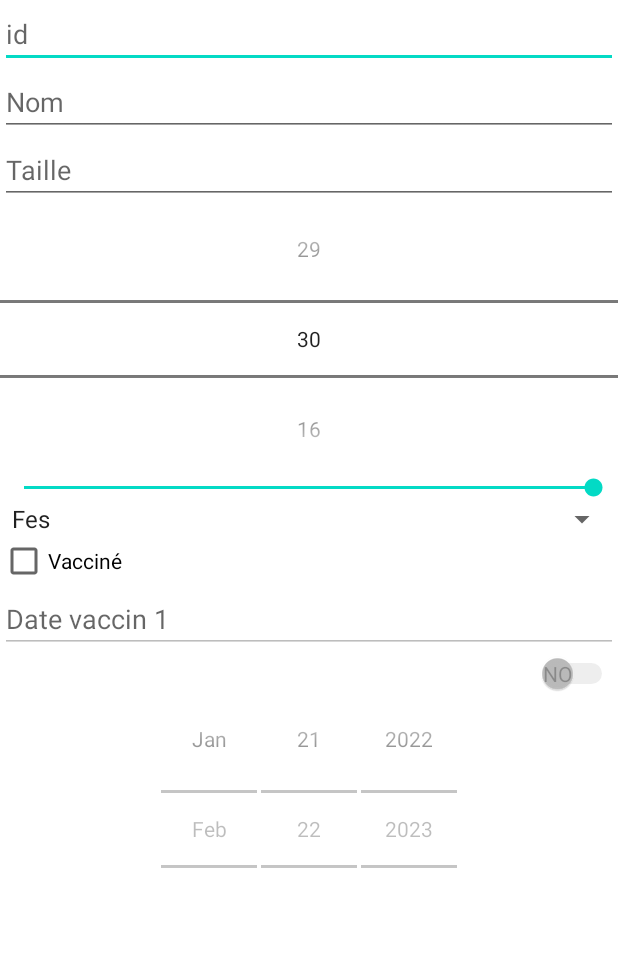
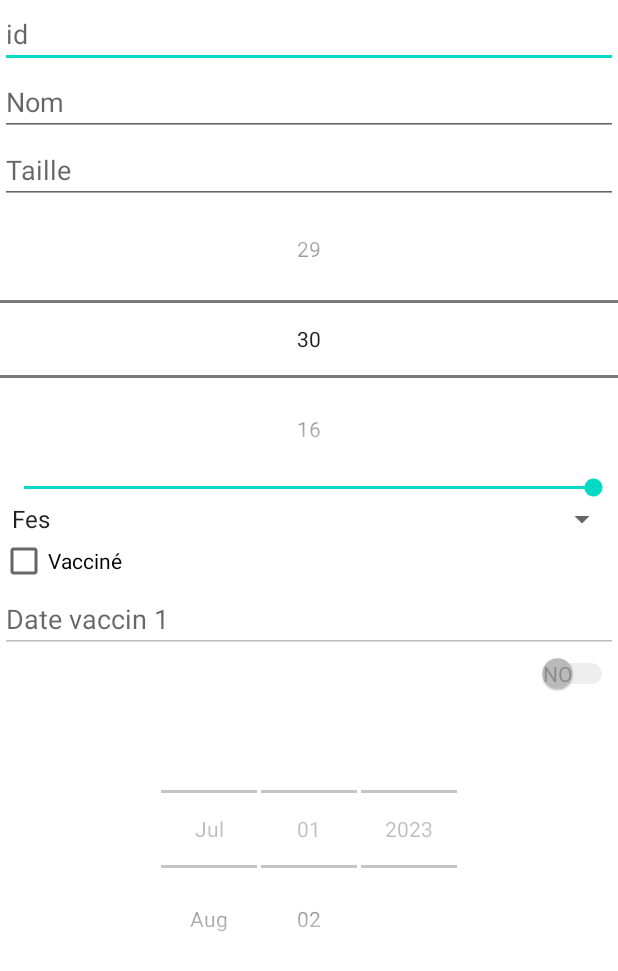
Before and after one commit to aisais-ops/Person, an Android app: the screen it shows after launch (MainActivity), on a phone screen of 412 x 824 dp, the part 265-1236 px from its top. Run offline under Robolectric (Android 15) with nearby library versions, the phone set to English and light mode, and no system bars.

Commit message:
COMMIT RESET ALL 2

```diff
--- a/app/src/main/res/values/strings.xml
+++ b/app/src/main/res/values/strings.xml
@@ -2,5 +2,5 @@
     <string name="app_name">Gestion personnel TEST</string>
     <string name="ville_prompt">Choisir une ville</string>
     <string name="format_date">dd/MM/yyyy</string>
-    <string name="min_datevaccin1">01/07/2020</string>
+    <string name="min_datevaccin1">01/07/2023</string>
 </resources>
```
